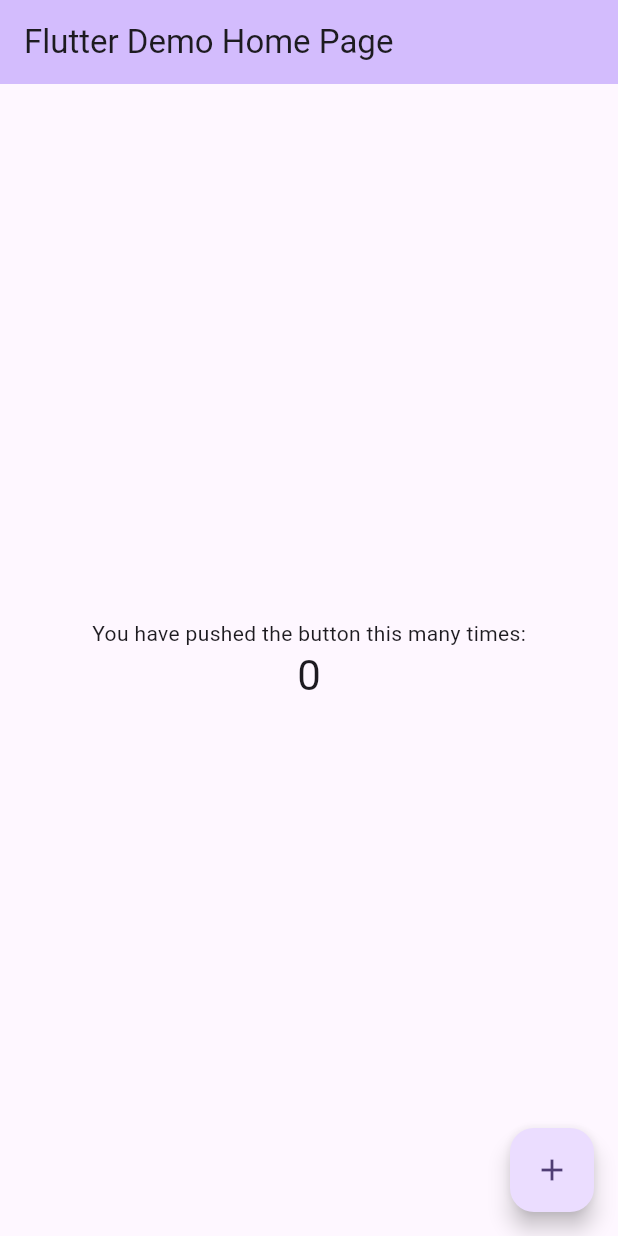
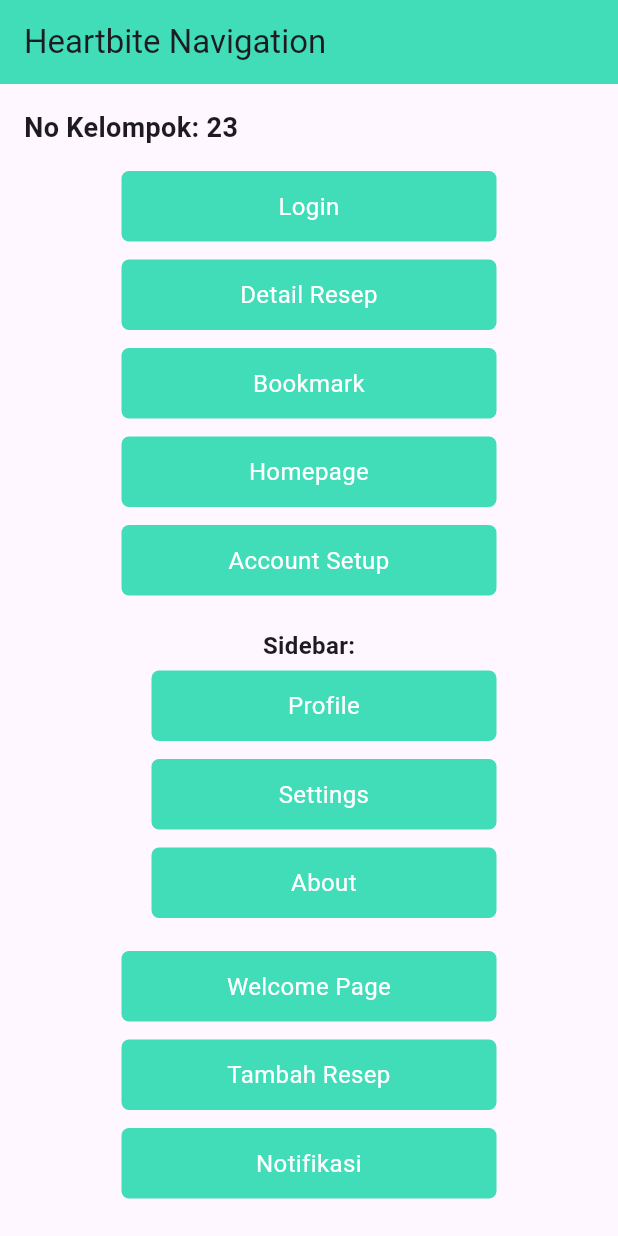
Before and after one commit to Ilyessin12/heartbite_tubesprovis, a Flutter app: the screen it shows after launch, on a phone screen of 412 x 824 dp. Run offline on Flutter 3.47's test engine with Material 3 defaults, Android fonts, the phone set to English and light mode, and no system bars.

Commit message:
creating a landing page accoridng to the specifications

```diff
--- a/lib/main.dart
+++ b/lib/main.dart
@@ -1,4 +1,11 @@
+// material import
 import 'package:flutter/material.dart';
+
+// Import the routes file
+import 'routes.dart';
+
+// Import other page files (Keep existing imports if needed, or remove if pages are replaced)
+// Example: import 'pages/homepage.dart'; // You'll add actual page imports later
 
 void main() {
   runApp(const MyApp());
@@ -7,116 +14,122 @@ void main() {
 class MyApp extends StatelessWidget {
   const MyApp({super.key});
 
-  // This widget is the root of your application.
   @override
   Widget build(BuildContext context) {
     return MaterialApp(
-      title: 'Flutter Demo',
-      theme: ThemeData(
-        // This is the theme of your application.
-        //
-        // TRY THIS: Try running your application with "flutter run". You'll see
-        // the application has a purple toolbar. Then, without quitting the app,
-        // try changing the seedColor in the colorScheme below to Colors.green
-        // and then invoke "hot reload" (save your changes or press the "hot
-        // reload" button in a Flutter-supported IDE, or press "r" if you used
-        // the command line to start the app).
-        //
-        // Notice that the counter didn't reset back to zero; the application
-        // state is not lost during the reload. To reset the state, use hot
-        // restart instead.
-        //
-        // This works for code too, not just values: Most code changes can be
-        // tested with just a hot reload.
-        colorScheme: ColorScheme.fromSeed(seedColor: Colors.deepPurple),
-      ),
-      home: const MyHomePage(title: 'Flutter Demo Home Page'),
+      title: 'Heartbite App', // Updated title
+      debugShowCheckedModeBanner: false,
+      // Use named routes
+      initialRoute: '/', // Define the initial route if needed, or keep home
+      home: const HomeScreen(), // Or set initialRoute to AppRoutes.welcome perhaps?
+      onGenerateRoute: AppRoutes.generateRoute, // Use the route generator
     );
   }
 }
 
-class MyHomePage extends StatefulWidget {
-  const MyHomePage({super.key, required this.title});
-
-  // This widget is the home page of your application. It is stateful, meaning
-  // that it has a State object (defined below) that contains fields that affect
-  // how it looks.
-
-  // This class is the configuration for the state. It holds the values (in this
-  // case the title) provided by the parent (in this case the App widget) and
-  // used by the build method of the State. Fields in a Widget subclass are
-  // always marked "final".
-
-  final String title;
+class HomeScreen extends StatefulWidget {
+  const HomeScreen({super.key});
 
   @override
-  State<MyHomePage> createState() => _MyHomePageState();
+  State<HomeScreen> createState() => _HomeScreenState();
 }
 
-class _MyHomePageState extends State<MyHomePage> {
-  int _counter = 0;
-
-  void _incrementCounter() {
-    setState(() {
-      // This call to setState tells the Flutter framework that something has
-      // changed in this State, which causes it to rerun the build method below
-      // so that the display can reflect the updated values. If we changed
-      // _counter without calling setState(), then the build method would not be
-      // called again, and so nothing would appear to happen.
-      _counter++;
-    });
-  }
+class _HomeScreenState extends State<HomeScreen> {
+  // Track hover state for each button
+  final Map<String, bool> _isHovering = {};
 
   @override
   Widget build(BuildContext context) {
-    // This method is rerun every time setState is called, for instance as done
-    // by the _incrementCounter method above.
-    //
-    // The Flutter framework has been optimized to make rerunning build methods
-    // fast, so that you can just rebuild anything that needs updating rather
-    // than having to individually change instances of widgets.
     return Scaffold(
       appBar: AppBar(
-        // TRY THIS: Try changing the color here to a specific color (to
-        // Colors.amber, perhaps?) and trigger a hot reload to see the AppBar
-        // change color while the other colors stay the same.
-        backgroundColor: Theme.of(context).colorScheme.inversePrimary,
-        // Here we take the value from the MyHomePage object that was created by
-        // the App.build method, and use it to set our appbar title.
-        title: Text(widget.title),
+        // Updated AppBar title
+        title: const Text('Heartbite Navigation'),
+        backgroundColor: const Color(0xFF41DDB9),
       ),
-      body: Center(
-        // Center is a layout widget. It takes a single child and positions it
-        // in the middle of the parent.
+      body: SingleChildScrollView(
+        padding: const EdgeInsets.all(16),
         child: Column(
-          // Column is also a layout widget. It takes a list of children and
-          // arranges them vertically. By default, it sizes itself to fit its
-          // children horizontally, and tries to be as tall as its parent.
-          //
-          // Column has various properties to control how it sizes itself and
-          // how it positions its children. Here we use mainAxisAlignment to
-          // center the children vertically; the main axis here is the vertical
-          // axis because Columns are vertical (the cross axis would be
-          // horizontal).
-          //
-          // TRY THIS: Invoke "debug painting" (choose the "Toggle Debug Paint"
-          // action in the IDE, or press "p" in the console), to see the
-          // wireframe for each widget.
-          mainAxisAlignment: MainAxisAlignment.center,
-          children: <Widget>[
-            const Text('You have pushed the button this many times:'),
-            Text(
-              '$_counter',
-              style: Theme.of(context).textTheme.headlineMedium,
+          crossAxisAlignment: CrossAxisAlignment.start,
+          children: [
+            const Text(
+              'No Kelompok: 23', // Keep this if needed
+              style: TextStyle(fontSize: 18, fontWeight: FontWeight.bold),
             ),
+            const SizedBox(height: 16), // Increased spacing
+
+            // Center-aligned navigation buttons
+            Center(
+              child: Column(
+                children: [
+                  _buildBubble('Login', routeName: AppRoutes.login),
+                  _buildBubble('Detail Resep', routeName: AppRoutes.detailResep),
+                  _buildBubble('Bookmark', routeName: AppRoutes.bookmark),
+                  _buildBubble('Homepage', routeName: AppRoutes.homepage),
+                  _buildBubble('Account Setup', routeName: AppRoutes.accountSetup),
+                  // --- Sidebar Section ---
+                  const SizedBox(height: 10), // Add space before sidebar items
+                  const Text("Sidebar:", style: TextStyle(fontSize: 16, fontWeight: FontWeight.w600)),
+                  const SizedBox(height: 5),
+                  Padding(
+                    padding: const EdgeInsets.only(left: 20.0), // Indent sidebar items
+                    child: Column(
+                      children: [
+                        _buildBubble('Profile', routeName: AppRoutes.profile, width: 230), // Slightly smaller width
+                        _buildBubble('Settings', routeName: AppRoutes.appSettings, width: 230),
+                        _buildBubble('About', routeName: AppRoutes.about, width: 230),
+                      ],
+                    ),
+                  ),
+                   const SizedBox(height: 10), // Add space after sidebar items
+                  // --- End Sidebar Section ---
+                  _buildBubble('Welcome Page', routeName: AppRoutes.welcome),
+                  _buildBubble('Tambah Resep', routeName: AppRoutes.tambahResep),
+                  _buildBubble('Notifikasi', routeName: AppRoutes.notifikasi),
+                ],
+              ),
+            ),
+
+            // Remove the old 'Transaksi' section
+            // const SizedBox(height: 24),
+            // Container(...)
           ],
         ),
       ),
-      floatingActionButton: FloatingActionButton(
-        onPressed: _incrementCounter,
-        tooltip: 'Increment',
-        child: const Icon(Icons.add),
-      ), // This trailing comma makes auto-formatting nicer for build methods.
+    );
+  }
+
+  /// Updated helper to build rectangular teal navigation elements with hover effect
+  /// Now uses routeName for navigation. Added optional width parameter.
+  Widget _buildBubble(String text, {String? routeName, double width = 250}) {
+    final Color tealColor = const Color(0xFF41DDB9);
+    final Color purpleColor = const Color(0xFFA067E5);
+
+    _isHovering.putIfAbsent(text, () => false);
+
+    return MouseRegion(
+      onEnter: (_) => setState(() => _isHovering[text] = true),
+      onExit: (_) => setState(() => _isHovering[text] = false),
+      child: InkWell(
+        // Use Navigator.pushNamed if routeName is provided
+        onTap: routeName == null
+            ? null // If no route name, tapping does nothing
+            : () => Navigator.pushNamed(context, routeName),
+        child: Container(
+          width: width, // Use the provided width
+          margin: const EdgeInsets.only(bottom: 12),
+          decoration: BoxDecoration(
+            color: _isHovering[text] == true ? purpleColor : tealColor,
+            borderRadius: BorderRadius.circular(5),
+            // Removed the dotted border logic for simplicity, can be added back if needed
+          ),
+          padding: const EdgeInsets.symmetric(horizontal: 20, vertical: 12),
+          child: Text(
+            text,
+            textAlign: TextAlign.center,
+            style: const TextStyle(color: Colors.white, fontSize: 16),
+          ),
+        ),
+      ),
     );
   }
 }
--- /dev/null
+++ b/lib/routes.dart
@@ -0,0 +1,86 @@
+import 'package:flutter/material.dart';
+
+// Define placeholder pages for now
+class PlaceholderPage extends StatelessWidget {
+  final String title;
+  const PlaceholderPage({super.key, required this.title});
+
+  @override
+  Widget build(BuildContext context) {
+    return Scaffold(
+      appBar: AppBar(title: Text(title)),
+      body: Center(child: Text('Page for: $title')),
+    );
+  }
+}
+
+
+// Route names
+class AppRoutes {
+  static const String login = '/login';
+  static const String detailResep = '/detail-resep';
+  static const String bookmark = '/bookmark';
+  static const String homepage = '/homepage';
+  static const String accountSetup = '/account-setup';
+  // Sidebar itself might not be a route, but its items are
+  static const String profile = '/profile';
+  static const String appSettings = '/settings';
+  static const String about = '/about';
+  static const String welcome = '/welcome';
+  static const String tambahResep = '/tambah-resep';
+  static const String notifikasi = '/notifikasi';
+
+
+
+  // Function to generate routes (can be expanded later)
+  static Route<dynamic> generateRoute(RouteSettings settings) {
+    // In the future, you can use a switch statement based on settings.name
+    // to return MaterialPageRoute for each actual page.
+    // For now, all routes lead to a placeholder page.
+    String pageTitle = settings.name ?? 'Unknown';
+
+    // Simple mapping for placeholder titles
+     switch (settings.name) {
+       case login:
+         pageTitle = 'Login';
+         break;
+       case detailResep:
+         pageTitle = 'Detail Resep';
+         break;
+       case bookmark:
+         pageTitle = 'Bookmark';
+         break;
+       case homepage:
+         pageTitle = 'Homepage';
+         break;
+       case accountSetup:
+         pageTitle = 'Account Setup';
+         break;
+       case profile:
+         pageTitle = 'Profile';
+         break;
+       case appSettings:
+         pageTitle = 'Settings';
+         break;
+       case about:
+         pageTitle = 'About';
+         break;
+       case welcome:
+         pageTitle = 'Welcome Page';
+         break;
+       case tambahResep:
+         pageTitle = 'Tambah Resep';
+         break;
+       case notifikasi:
+         pageTitle = 'Notifikasi';
+         break;
+       default:
+         pageTitle = 'Unknown Page';
+     }
+
+    return MaterialPageRoute(
+      builder: (context) => PlaceholderPage(title: pageTitle),
+      settings: settings, // Pass settings for potential arguments later
+    );
+  }
+}
```
Also changed, not shown: lib/recipe_detail/recipe_detail.dart (renamed from lib/recipe_detail/main.dart).
